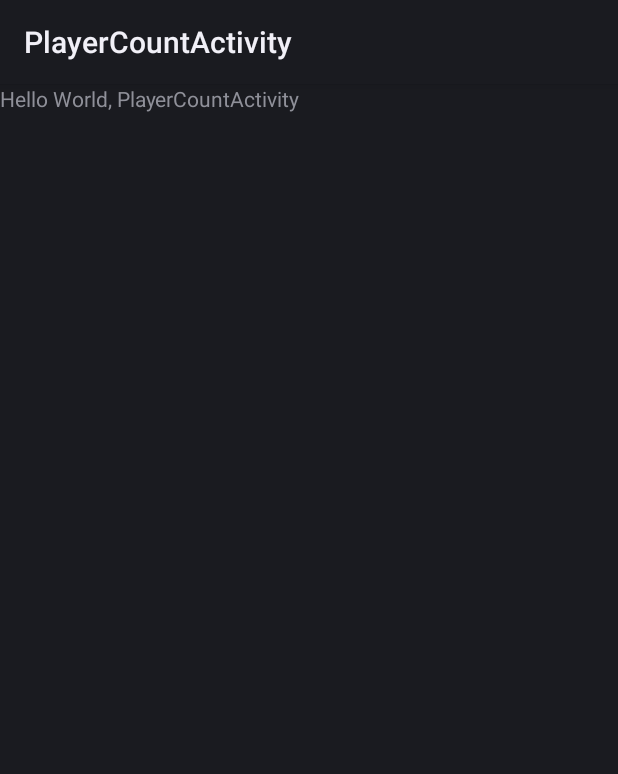
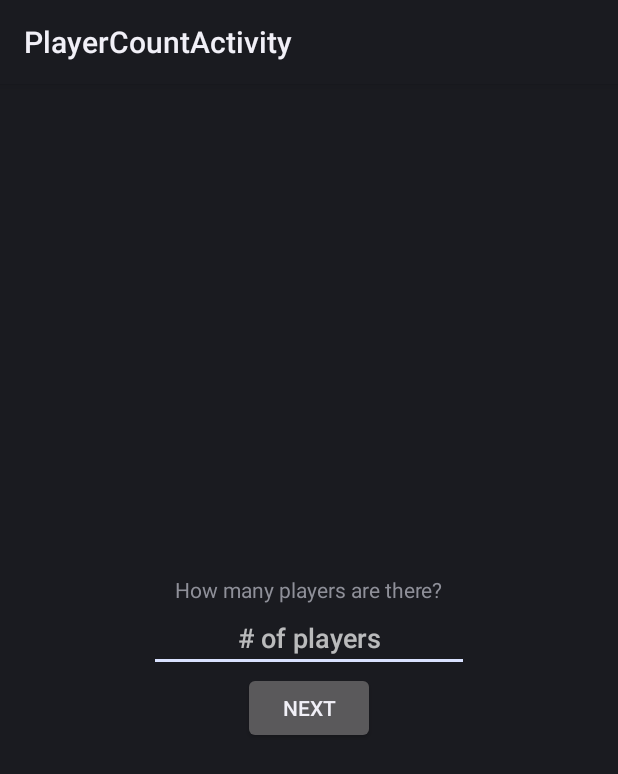
Before and after one commit to Jtellez86/avalon_tracker, an Android app: the screen it shows after launch (PlayerCountActivity), on a phone screen of 412 x 824 dp. Shown: the top 774 px of the screen. Run offline under Robolectric (Android 15) with nearby library versions, the phone set to English and light mode, and no system bars.

Commit message:
creates layout for PlayerCountActivity

```diff
--- a/src/main/java/org/avalon/tracker/PlayerCountActivity.java
+++ b/src/main/java/org/avalon/tracker/PlayerCountActivity.java
@@ -5,7 +5,6 @@ import android.os.Bundle;
 
 public class PlayerCountActivity extends Activity
 {
-    /** Called when the activity is first created. */
     @Override
     public void onCreate(Bundle savedInstanceState)
     {
--- a/src/main/res/layout/main.xml
+++ b/src/main/res/layout/main.xml
@@ -3,10 +3,26 @@
     android:orientation="vertical"
     android:layout_width="fill_parent"
     android:layout_height="fill_parent"
+    android:gravity="center"
     >
-<TextView
-    android:layout_width="fill_parent"
-    android:layout_height="wrap_content"
-    android:text="Hello World, PlayerCountActivity"
-    />
+
+    <TextView
+        android:layout_width="wrap_content"
+        android:layout_height="wrap_content"
+        android:text="How many players are there?" />
+
+    <EditText
+        android:layout_width="wrap_content"
+        android:layout_height="wrap_content"
+        android:inputType="textPersonName"
+        android:ems="10"
+        android:id="@+id/playerCount"
+        android:gravity="center"
+        android:hint="# of players" />
+
+    <Button
+        android:text="Next"
+        android:layout_width="wrap_content"
+        android:layout_height="wrap_content"
+        android:id="@+id/next_button" />
 </LinearLayout>
```
